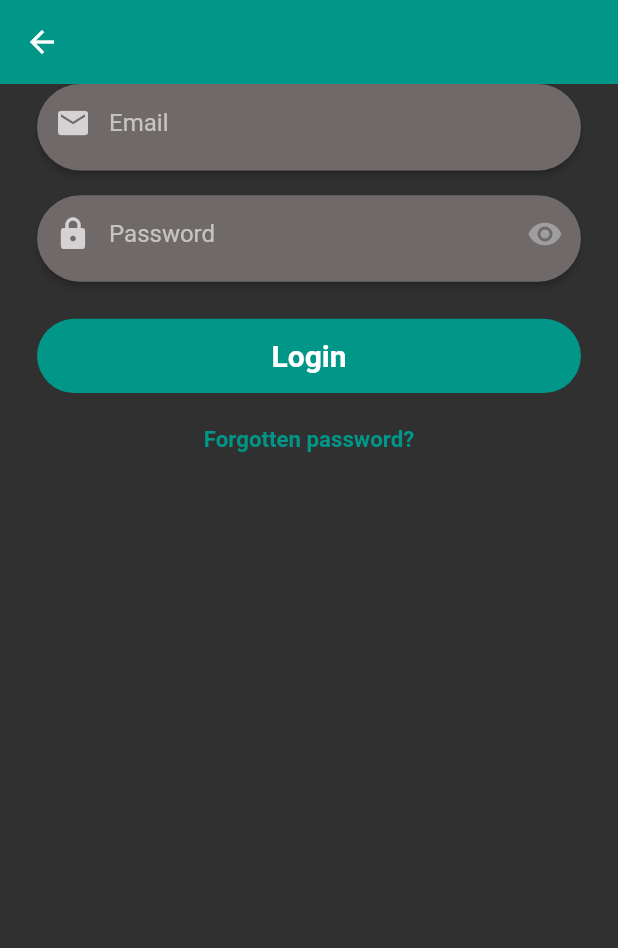
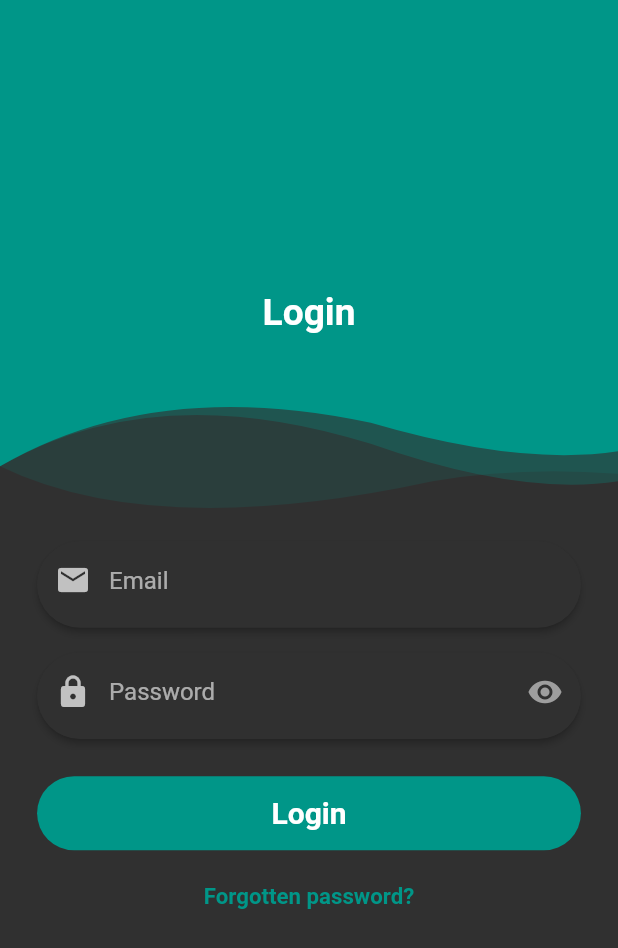
Before and after one commit to samichaudhry/fyp_task, a Flutter app: the screen it shows after launch, on a phone screen of 412 x 824 dp. Shown: the top 948 px of the screen. Run offline on Flutter 3.47's test engine with Material 2 defaults, Android fonts, the phone set to English and light mode, and no system bars; our stand-ins replace firebase_core, get; accounts and stored records are empty.

Commit message:
login Page Added

```diff
--- a/lib/attendance_sheet.dart
+++ b/lib/attendance_sheet.dart
@@ -1,5 +1,4 @@
 import 'package:flutter/material.dart';
-import 'package:fyp_task/login_page.dart';
 import 'package:fyp_task/utils.dart';
 import 'custom_widgets.dart';
 import 'package:intl/intl.dart' as intl;
@@ -26,7 +25,7 @@
         slivers: [
           // First App Bar
           SliverAppBar(
-            expandedHeight: responsiveHW(context,ht:25),
+            expandedHeight: responsiveHW(context, ht: 25),
             flexibleSpace: FlexibleSpaceBar(
               title: const Text(
                 'BS Computer Science',
--- a/lib/custom_formfield.dart
+++ b/lib/custom_formfield.dart
@@ -12,7 +12,6 @@
           width: wSize,
           height: hSize * 7 / 100,
           decoration: BoxDecoration(
-            color: const Color.fromARGB(255, 112, 105, 105),
             borderRadius: BorderRadius.circular(30),
           ),
         ),
--- a/lib/login.dart
+++ /dev/null
@@ -1,27 +0,0 @@
-import 'package:flutter/material.dart';
-import 'package:fyp_task/subjects_page.dart';
-import 'package:get/get.dart';
-
-class Login extends StatefulWidget {
-  const Login({Key? key}) : super(key: key);
-
-  @override
-  State<Login> createState() => _LoginState();
-}
-
-class _LoginState extends State<Login> {
-  @override
-  Widget build(BuildContext context) {
-    return Scaffold(
-      body: Center(
-        child: MaterialButton(
-          color: Colors.teal,
-          onPressed: () {
-
-          },
-          child: const Text('Login'),
-        ),
-      ),
-    );
-  }
-}
--- a/lib/login_page.dart
+++ b/lib/login_page.dart
@@ -3,6 +3,9 @@
 import 'package:fyp_task/custom_widgets.dart';
 import 'package:fyp_task/forget_password.dart';
 import 'package:fyp_task/utils.dart';
+import 'package:fyp_task/wavy_design.dart';
+import 'package:get/get.dart';
+import 'package:fyp_task/subjects_page.dart';
 
 class LoginPage extends StatefulWidget {
   const LoginPage({Key? key}) : super(key: key);
@@ -30,20 +33,57 @@
       appBar: AppBar(
         backgroundColor: Colors.teal,
         elevation: 0,
-        leading: Builder(
-          builder: (BuildContext context) {
-            return IconButton(
-              icon: const Icon(Icons.arrow_back),
-              onPressed: () {},
-            );
-          },
-        ),
       ),
       body: Form(
         key: _formKey,
         child: Column(
           crossAxisAlignment: CrossAxisAlignment.center,
           children: <Widget>[
+            Stack(
+              children: <Widget>[
+                ClipPath(
+                  clipper: WavyDesign2(),
+                  child: Container(
+                    child: Column(),
+                    width: double.infinity,
+                    height: responsiveHW(context, ht: 37),
+                    decoration: const BoxDecoration(
+                      color: Color(0x22009688),
+                    ),
+                  ),
+                ),
+                ClipPath(
+                  clipper: WavyDesign3(),
+                  child: Container(
+                    child: Column(),
+                    width: double.infinity,
+                    height: responsiveHW(context, ht: 37),
+                    decoration: const BoxDecoration(
+                      color: Color(0x44009688),
+                    ),
+                  ),
+                ),
+                ClipPath(
+                  clipper: WavyDesign1(),
+                  child: Container(
+                    child: Center(
+                      child: Text(
+                        "Login",
+                        style: TextStyle(
+                            color: Colors.white,
+                            fontWeight: FontWeight.w700,
+                            fontSize: responsiveHW(context, ht: 3)),
+                      ),
+                    ),
+                    width: double.infinity,
+                    height: responsiveHW(context, ht: 37),
+                    decoration: const BoxDecoration(
+                      color: Color(0xff009688),
+                    ),
+                  ),
+                ),
+              ],
+            ),
             Expanded(
               child: ListView(children: [
                 customTextField("Email", Icons.email, false, null, _email,
@@ -91,7 +131,11 @@
                 Padding(
                   padding: EdgeInsets.symmetric(
                       horizontal: responsiveHW(context, wd: 6)!.toDouble()),
-                  child: customButton("Login", () {}, context, 35),
+                  child: customButton("Login", () {
+                    Get.to(
+                      () => const SubjectsPage(),
+                    );
+                  }, context, 35),
                 ),
                 SizedBox(
                   height: responsiveHW(context, ht: 0.8),
--- /dev/null
+++ b/lib/wavy_design.dart
@@ -0,0 +1,85 @@
+import 'package:flutter/widgets.dart';
+import 'package:flutter/material.dart';
+
+// WAVY CLIPPERS DESIGNS
+
+class WavyDesign1 extends CustomClipper<Path> {
+  @override
+  Path getClip(Size size) {
+    final path = Path();
+    path.lineTo(0.0, size.height - 50);
+
+    var firstEndPoint = Offset(size.width * 0.6, size.height - 29 - 50);
+    var firstControlPoint = Offset(size.width * .25, size.height - 60 - 50);
+    path.quadraticBezierTo(firstControlPoint.dx, firstControlPoint.dy,
+        firstEndPoint.dx, firstEndPoint.dy);
+
+    var secondEndPoint = Offset(size.width, size.height - 60);
+    var secondControlPoint = Offset(size.width * 0.84, size.height - 50);
+    path.quadraticBezierTo(secondControlPoint.dx, secondControlPoint.dy,
+        secondEndPoint.dx, secondEndPoint.dy);
+    path.lineTo(size.width, size.height);
+    path.lineTo(size.width, 0);
+    path.close();
+    return path;
+  }
+
+  @override
+  bool shouldReclip(CustomClipper<Path> oldClipper) {
+    return false;
+  }
+}
+
+class WavyDesign2 extends CustomClipper<Path> {
+  @override
+  Path getClip(Size size) {
+    final path = Path();
+    path.lineTo(0.0, size.height - 50);
+
+    var firstEndPoint = Offset(size.width * .7, size.height - 40);
+    var firstControlPoint = Offset(size.width * .25, size.height);
+    path.quadraticBezierTo(firstControlPoint.dx, firstControlPoint.dy,
+        firstEndPoint.dx, firstEndPoint.dy);
+
+    var secondEndPoint = Offset(size.width, size.height - 45);
+    var secondControlPoint = Offset(size.width * 0.84, size.height - 50);
+    path.quadraticBezierTo(secondControlPoint.dx, secondControlPoint.dy,
+        secondEndPoint.dx, secondEndPoint.dy);
+    path.lineTo(size.width, size.height);
+    path.lineTo(size.width, 0);
+    path.close();
+    return path;
+  }
+
+  @override
+  bool shouldReclip(CustomClipper<Path> oldClipper) {
+    return false;
+  }
+}
+
+class WavyDesign3 extends CustomClipper<Path> {
+  @override
+  Path getClip(Size size) {
+    final path = Path();
+    path.lineTo(0.0, size.height - 50);
+
+    var firstEndPoint = Offset(size.width * 0.6, size.height - 15 - 50);
+    var firstControlPoint = Offset(size.width * .25, size.height - 60 - 50);
+    path.quadraticBezierTo(firstControlPoint.dx, firstControlPoint.dy,
+        firstEndPoint.dx, firstEndPoint.dy);
+
+    var secondEndPoint = Offset(size.width, size.height - 40);
+    var secondControlPoint = Offset(size.width * 0.84, size.height - 30);
+    path.quadraticBezierTo(secondControlPoint.dx, secondControlPoint.dy,
+        secondEndPoint.dx, secondEndPoint.dy);
+    path.lineTo(size.width, size.height);
+    path.lineTo(size.width, 0);
+    path.close();
+    return path;
+  }
+
+  @override
+  bool shouldReclip(CustomClipper<Path> oldClipper) {
+    return false;
+  }
+}
```
